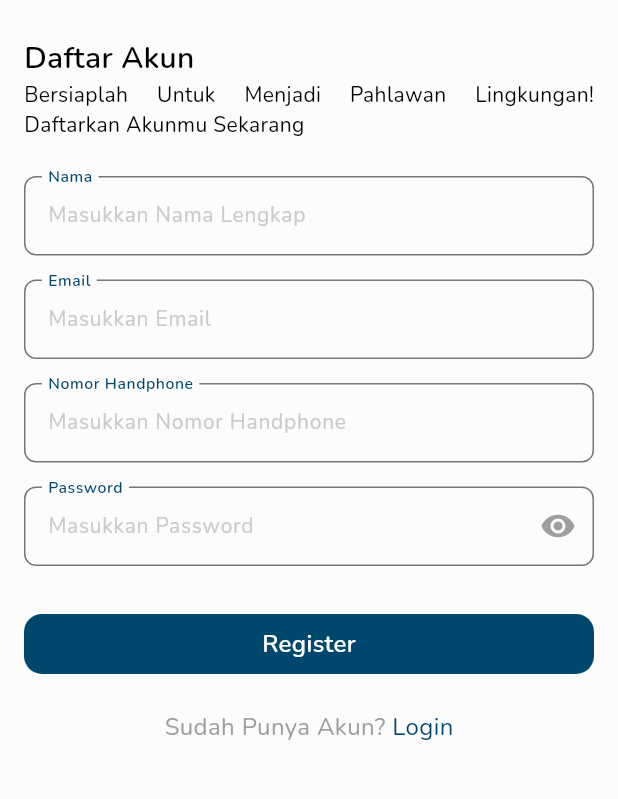
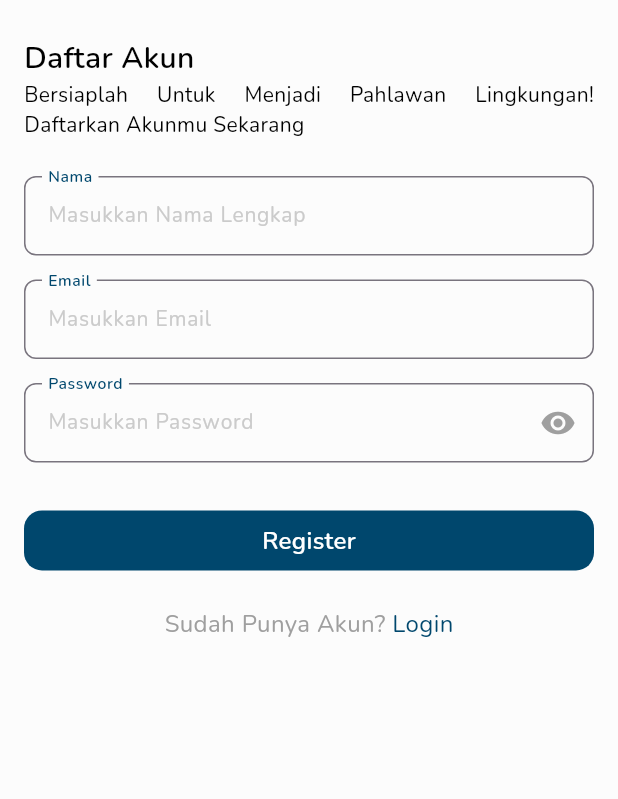
Before and after one commit to RECYTHNG/flutter_recything, a Flutter app: the RegisterAuthenticationScreen screen opened directly, after a tap on "Register", on a phone screen of 412 x 824 dp, the part 417-1216 px from its top. Run offline on Flutter 3.47's test engine with Material 3 defaults, Android fonts, the phone set to English and light mode, and no system bars; our stand-ins replace dio, get, shared_preferences; accounts and stored records are empty.

Commit message:
refactor(register): deleting phone number form

```diff
--- a/recything_application/lib/screens/authentication/register/register_screen.dart
+++ b/recything_application/lib/screens/authentication/register/register_screen.dart
@@ -24,17 +24,14 @@ class _RegisterAuthenticationScreenState
   final _formKey = GlobalKey<FormState>();
   final TextEditingController _nameController = TextEditingController();
   final TextEditingController _emailController = TextEditingController();
-  final TextEditingController _phoneController = TextEditingController();
   final TextEditingController _passwordController = TextEditingController();
 
   String _name = '';
   String _email = '';
-  String _phone = '';
   String _password = '';
 
   String? _errorName;
   String? _errorEmail;
-  String? _errorPhone;
   String? _errorPassword;
 
   bool _isObscurePassword = false;
@@ -43,7 +40,6 @@ class _RegisterAuthenticationScreenState
   void dispose() {
     _nameController.dispose();
     _emailController.dispose();
-    _phoneController.dispose();
     _passwordController.dispose();
     super.dispose();
   }
@@ -51,26 +47,21 @@ class _RegisterAuthenticationScreenState
   void _resetVariable() {
     _name = '';
     _email = '';
-    _phone = '';
     _password = '';
     _errorName = null;
     _errorEmail = null;
-    _errorPhone = null;
     _errorPassword = null;
     _nameController.clear();
     _emailController.clear();
-    _phoneController.clear();
     _passwordController.clear();
   }
 
   bool validation() {
     return _name != '' &&
         _email != '' &&
-        _phone != '' &&
         _password != '' &&
         _name.isNotEmpty &&
         _email.isNotEmpty &&
-        _phone.isNotEmpty &&
         _password.isNotEmpty;
   }
 
@@ -80,7 +71,6 @@ class _RegisterAuthenticationScreenState
         final response = await RegisterAuthenticationService().postRegister(
           name: _name,
           email: _email,
-          phoneNumber: _phone,
           password: _password,
         );
 
@@ -226,26 +216,6 @@ class _RegisterAuthenticationScreenState
                         ),
                         SpacingConstant.verticalSpacing200,
                         CustomTextFieldWidget(
-                          label: 'Nomor Handphone',
-                          hint: 'Masukkan Nomor Handphone',
-                          hintTextColor: const Color(0xFFCBCBCB),
-                          isInputForPhone: true,
-                          controller: _phoneController,
-                          onChanged: (String value) {
-                            _phone = value;
-                            if (_phone.isEmpty) {
-                              _errorPhone = 'Nomor Handphone harus diisi.';
-                            } else if (!RegExp(r'^[0-9]+$').hasMatch(value)) {
-                              _errorPhone = 'Nomor Handphone tidak valid.';
-                            } else {
-                              _errorPhone = null;
-                            }
-                            setState(() {});
-                          },
-                          error: _errorPhone,
-                        ),
-                        SpacingConstant.verticalSpacing200,
-                        CustomTextFieldWidget(
                           isInputForPassword: true,
                           label: 'Password',
                           hint: 'Masukkan Password',
--- a/recything_application/lib/services/authentication/register_authentication_service.dart
+++ b/recything_application/lib/services/authentication/register_authentication_service.dart
@@ -8,7 +8,6 @@ class RegisterAuthenticationService {
   Future<RegisterAuthenticationModel> postRegister({
     required String name,
     required String email,
-    required String phoneNumber,
     required String password,
   }) async {
     try {
@@ -18,7 +17,6 @@ class RegisterAuthenticationService {
         data: {
           'name': name,
           'email': email,
-          'phone_number': phoneNumber,
           'password': password,
         },
       );
```
